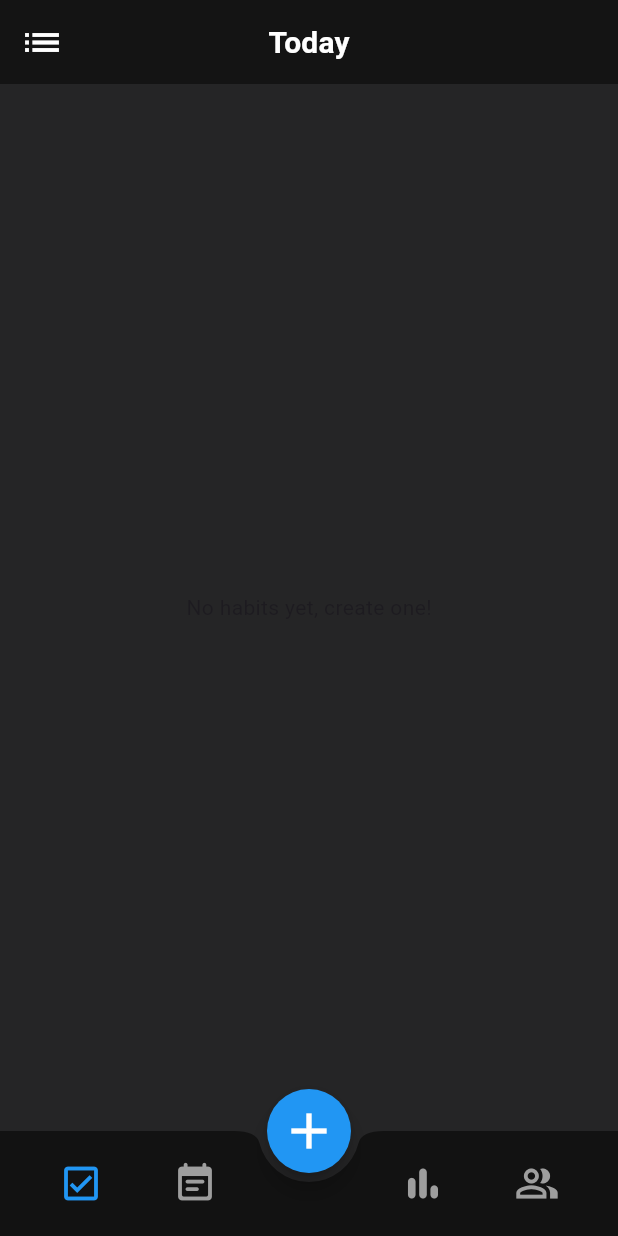
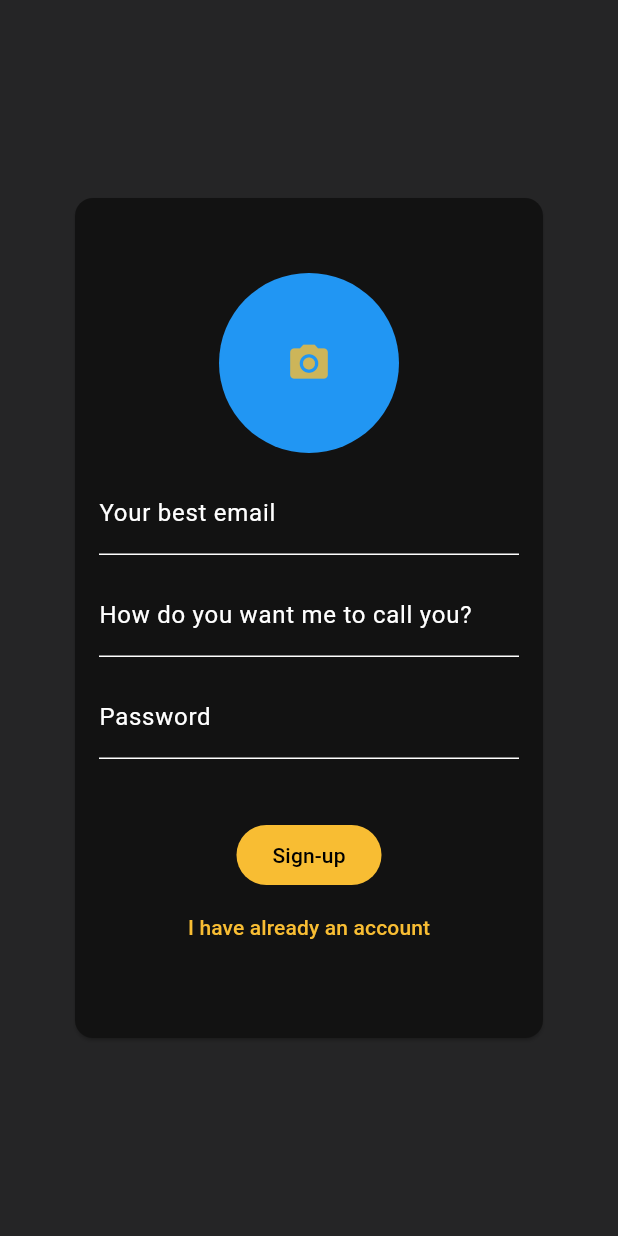
Before and after one commit to Socrate-bit/evolution, a Flutter app: the screen it shows after launch, on a phone screen of 412 x 824 dp. Run offline on Flutter 3.47's test engine with Material 3 defaults, Android fonts, the phone set to English and light mode, and no system bars; our stand-ins replace firebase_auth, firebase_core, flutter_riverpod, image_picker, sqflite; missing offline and left inert: flutter_iconpicker; accounts and stored records are empty.

Commit message:
Commit 4

```diff
--- a/lib/main.dart
+++ b/lib/main.dart
@@ -1,6 +1,10 @@
+import 'package:firebase_auth/firebase_auth.dart';
 import 'package:flutter/material.dart';
 import 'package:flutter_riverpod/flutter_riverpod.dart';
+import 'package:tracker_v1/screens/auth.dart';
 import 'package:tracker_v1/screens/navigation.dart';
+import 'package:firebase_core/firebase_core.dart';
+import 'firebase_options.dart';
 // import 'package:tracker_v1/colors.dart';
 
 final kcolorTheme = const ColorScheme.dark().copyWith(
@@ -13,6 +17,9 @@ final kcolorTheme = const ColorScheme.dark().copyWith(
 
 void main() async {
   WidgetsFlutterBinding.ensureInitialized();
+  await Firebase.initializeApp(
+    options: DefaultFirebaseOptions.currentPlatform,
+  );
   runApp(const ProviderScope(child: MyApp()));
 }
 
@@ -28,7 +35,15 @@ class MyApp extends StatelessWidget {
           iconTheme: const IconThemeData().copyWith(color: Colors.grey),
           inputDecorationTheme:
               const InputDecorationTheme().copyWith(fillColor: Colors.grey)),
-      home: const MainScreen(),
+      home: StreamBuilder(
+          stream: FirebaseAuth.instance.authStateChanges(),
+          builder: (ctx, snapshot) {
+            if (snapshot.hasData) {
+              return const MainScreen();
+            } else {
+              return const AuthScreen();
+            }
+          }),
     );
   }
 }
--- /dev/null
+++ b/lib/screens/auth.dart
@@ -0,0 +1,219 @@
+import 'dart:io';
+import 'package:flutter/material.dart';
+import 'package:flutter_riverpod/flutter_riverpod.dart';
+import 'package:image_picker/image_picker.dart';
+import 'package:firebase_auth/firebase_auth.dart';
+import 'package:tracker_v1/models/user.dart';
+import 'package:tracker_v1/providers/userdata_provider.dart';
+
+final _imagePicker = ImagePicker();
+final _authentificater = FirebaseAuth.instance;
+
+class AuthScreen extends ConsumerStatefulWidget {
+  const AuthScreen({super.key});
+
+  @override
+  ConsumerState<AuthScreen> createState() => _AuthScreenState();
+}
+
+class _AuthScreenState extends ConsumerState<AuthScreen> {
+  bool _isLogin = false;
+  bool _isAuthentifying = false;
+
+  final _formKey = GlobalKey<FormState>();
+
+  File? _pickedProfilPicture;
+  String? _enteredEmailAddress;
+  String? _enteredUserName;
+  String? _enteredPassWord;
+
+  void _takePicture() async {
+    final pickedImage =
+        await _imagePicker.pickImage(source: ImageSource.camera);
+
+    if (pickedImage == null) return;
+
+    setState(
+      () {
+        _pickedProfilPicture = File(pickedImage.path);
+      },
+    );
+  }
+
+  void _submit() async {
+    if (!_formKey.currentState!.validate() ||
+        !_isLogin && _pickedProfilPicture == null) {
+      return;
+    }
+
+    _formKey.currentState!.save();
+    _isAuthentifying = true;
+
+    try {
+      if (!_isLogin) {
+        print(_enteredEmailAddress);
+        print(_enteredPassWord);
+        print(_enteredUserName);
+        await _authentificater.createUserWithEmailAndPassword(
+            email: _enteredEmailAddress!, password: _enteredPassWord!);
+
+        ref.read(userDataProvider.notifier).addUserData(
+              UserData(
+                  inscriptionDate: DateTime.now(),
+                  name: _enteredUserName!,
+                  profilPicture: _pickedProfilPicture!),
+            );
+      } else {
+        await _authentificater.signInWithEmailAndPassword(
+            email: _enteredEmailAddress!, password: _enteredPassWord!);
+      }
+    } catch (error) {
+      String errorMessage = error.toString();
+      if (error is FirebaseAuthException) {
+        errorMessage = error.message ?? errorMessage;
+      }
+
+      if (!mounted) return;
+
+      ScaffoldMessenger.of(context).hideCurrentSnackBar();
+      ScaffoldMessenger.of(context)
+          .showSnackBar(SnackBar(content: Text(errorMessage)));
+    }
+
+    _isAuthentifying = false;
+  }
+
+  @override
+  Widget build(BuildContext context) {
+    return Scaffold(
+      backgroundColor: Theme.of(context).colorScheme.surfaceBright,
+      body: Center(
+        child: SingleChildScrollView(
+          child: Card(
+            margin: const EdgeInsets.all(50),
+            child: Padding(
+              padding: const EdgeInsetsDirectional.symmetric(
+                  vertical: 50, horizontal: 16),
+              child: Column(
+                children: [
+                  if (!_isLogin)
+                    CircleAvatar(
+                      radius: 60,
+                      backgroundImage: _pickedProfilPicture == null
+                          ? null
+                          : FileImage(_pickedProfilPicture!),
+                      child: IconButton(
+                        color: _pickedProfilPicture == null
+                            ? Theme.of(context)
+                                .colorScheme
+                                .primary
+                                .withOpacity(0.8)
+                            : Colors.grey.withOpacity(0.4),
+                        icon: const Icon(
+                          Icons.photo_camera,
+                          size: 30,
+                        ),
+                        onPressed: _takePicture,
+                      ),
+                    ),
+                  Form(
+                    key: _formKey,
+                    child: Column(
+                      children: [
+                        const SizedBox(height: 12),
+                        TextFormField(
+                          style: const TextStyle(color: Colors.white),
+                          keyboardType: TextInputType.emailAddress,
+                          textCapitalization: TextCapitalization.none,
+                          autocorrect: false,
+                          enableSuggestions: false,
+                          decoration: InputDecoration(
+                            label:
+                                Text(!_isLogin ? "Your best email" : "Email"),
+                          ),
+                          validator: (value) {
+                            if (value == null ||
+                                value.trim().length < 5 ||
+                                value.trim().length > 100 ||
+                                !value.contains("@")) {
+                              return "Invalid email address";
+                            }
+                            return null;
+                          },
+                          onSaved: (newValue) {
+                            _enteredEmailAddress = newValue;
+                          },
+                        ),
+                        if (!_isLogin) const SizedBox(height: 12),
+                        if (!_isLogin)
+                          TextFormField(
+                            style: const TextStyle(color: Colors.white),
+                            textCapitalization: TextCapitalization.words,
+                            autocorrect: false,
+                            decoration: const InputDecoration(
+                              label: Text("How do you want me to call you?"),
+                            ),
+                            validator: (value) {
+                              if (value == null ||
+                                  value.trim().length < 5 ||
+                                  value.trim().length > 50) {
+                                return "Invalid username";
+                              }
+                              return null;
+                            },
+                            onSaved: (newValue) {
+                              _enteredUserName = newValue;
+                            },
+                          ),
+                        const SizedBox(height: 12),
+                        TextFormField(
+                          style: const TextStyle(color: Colors.white),
+                          textCapitalization: TextCapitalization.none,
+                          autocorrect: false,
+                          enableSuggestions: false,
+                          obscureText: true,
+                          decoration: const InputDecoration(
+                            label: Text("Password"),
+                          ),
+                          validator: (value) {
+                            if (value == null ||
+                                value.trim().length < 10 ||
+                                value.trim().length > 50) {
+                              return "Invalid password";
+                            }
+                            return null;
+                          },
+                          onSaved: (newValue) {
+                            _enteredPassWord = newValue;
+                          },
+                        ),
+                        const SizedBox(height: 40)
+                      ],
+                    ),
+                  ),
+                  if (!_isAuthentifying)
+                    FilledButton(
+                      onPressed: _submit,
+                      child: Text(!_isLogin ? "Sign-up" : "Sign-in"),
+                    ),
+                  if (!_isAuthentifying)
+                    TextButton(
+                      onPressed: () {
+                        setState(() {
+                          _isLogin = !_isLogin;
+                        });
+                      },
+                      child: Text(!_isLogin
+                          ? "I have already an account"
+                          : "Create an account"),
+                    ),
+                  if (_isAuthentifying) const CircularProgressIndicator()
+                ],
+              ),
+            ),
+          ),
+        ),
+      ),
+    );
+  }
+}
--- a/lib/screens/new_habit.dart
+++ b/lib/screens/new_habit.dart
@@ -5,7 +5,7 @@ import 'package:flutter_iconpicker/flutter_iconpicker.dart';
 import 'package:tracker_v1/providers/habits_provider.dart';
 import 'package:tracker_v1/widgets/circle_day.dart';
 import 'package:tracker_v1/models/habit.dart';
-
+import 'package:firebase_auth/firebase_auth.dart';
 
 class NewHabitScreen extends ConsumerStatefulWidget {
   const NewHabitScreen({super.key});
@@ -81,7 +81,7 @@ class _MainScreenState extends ConsumerState<NewHabitScreen> {
     }
 
     Habit newHabit = Habit(
-        userId: '123456789',
+        userId: FirebaseAuth.instance.currentUser!.uid,
         icon: _enteredIcon,
         name: _enteredName!,
         description: _entereDescription,
```
Also changed, not shown: lib/screens/navigation.dart (+21 -1 lines), lib/screens/profil.dart (added, +107 -0 lines), pubspec.yaml (+4 -7 lines), lib/firebase_options.dart (added).
